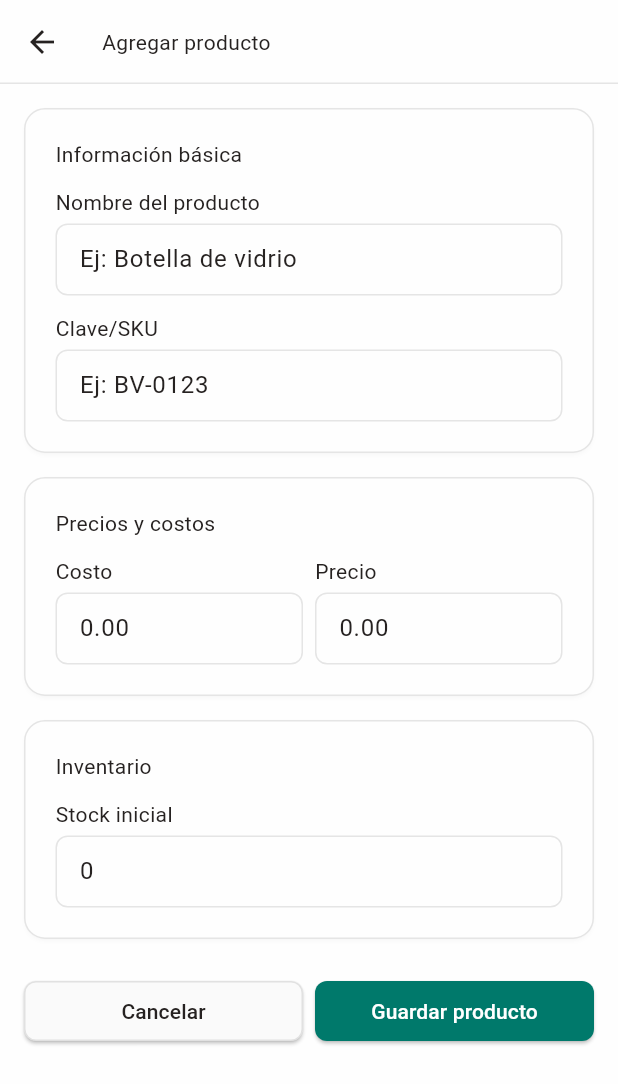
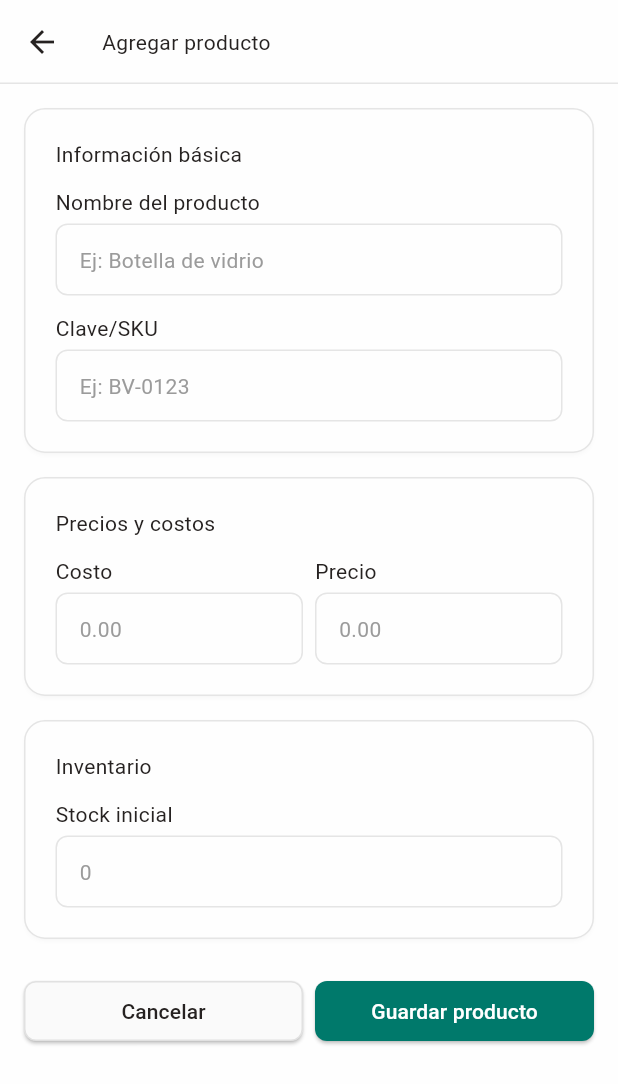
Before and after one commit to ArturoGarcia-G/emprendi_app, a Flutter app: the AgregarProductoScreen screen opened by its route, on a phone screen of 412 x 824 dp. Shown: the top 1084 px of the screen. Run offline on Flutter 3.47's test engine with Material 3 defaults, Android fonts, the phone set to English and light mode, and no system bars; our stand-ins replace connectivity_plus, dio, drift, font_awesome_flutter, gap, get and 3 more; accounts and stored records are empty; generated files the repository leaves out were written again.

Commit message:
feat: Actualiza estilo de hint de input base

```diff
--- a/lib/components/input_base.dart
+++ b/lib/components/input_base.dart
@@ -1,3 +1,4 @@
+import 'package:emprendi_app/core/themes/color_palette.dart';
 import 'package:flutter/material.dart';
 
 class InputBase extends StatelessWidget {
@@ -23,8 +24,14 @@ class InputBase extends StatelessWidget {
       keyboardType: keyboardType,
       decoration: InputDecoration(
         hintText: placeholder,
-        contentPadding: const EdgeInsets.symmetric(vertical: 12, horizontal: 12),
+        contentPadding: const EdgeInsets.symmetric(
+          vertical: 12,
+          horizontal: 12,
+        ),
         border: OutlineInputBorder(borderRadius: BorderRadius.circular(8)),
+        hintStyle: Theme.of(
+          context,
+        ).textTheme.bodyMedium!.copyWith(color: colorGris),
       ),
       validator: (value) {
         if (requerido && (value == null || value.isEmpty)) {
```
